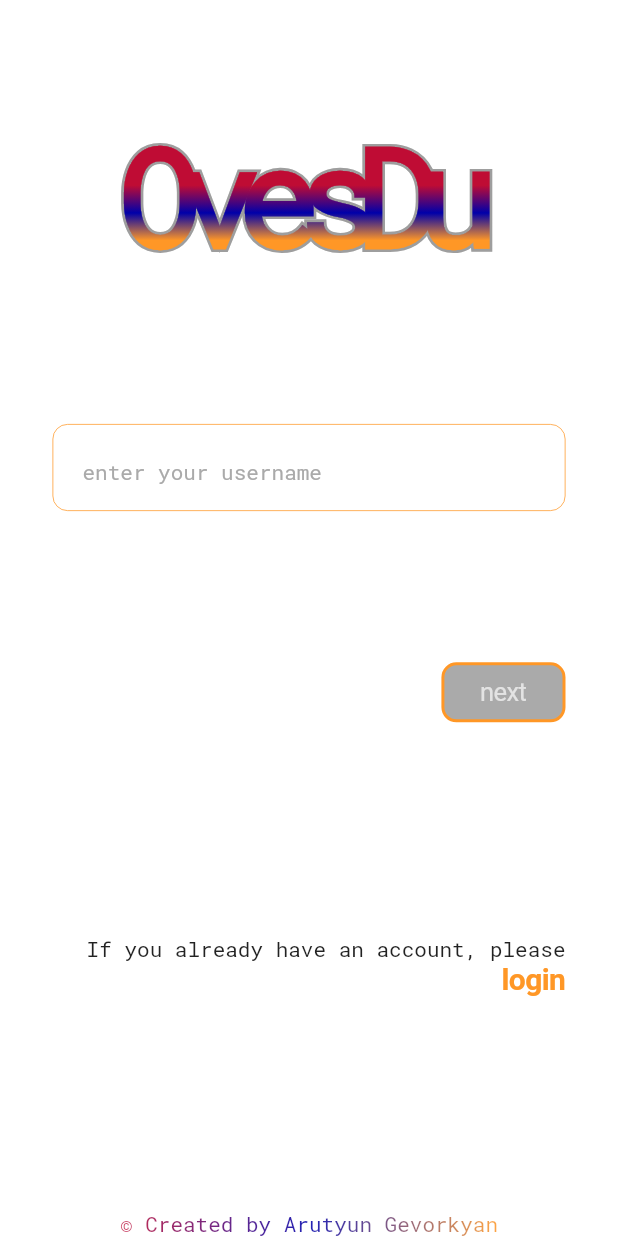
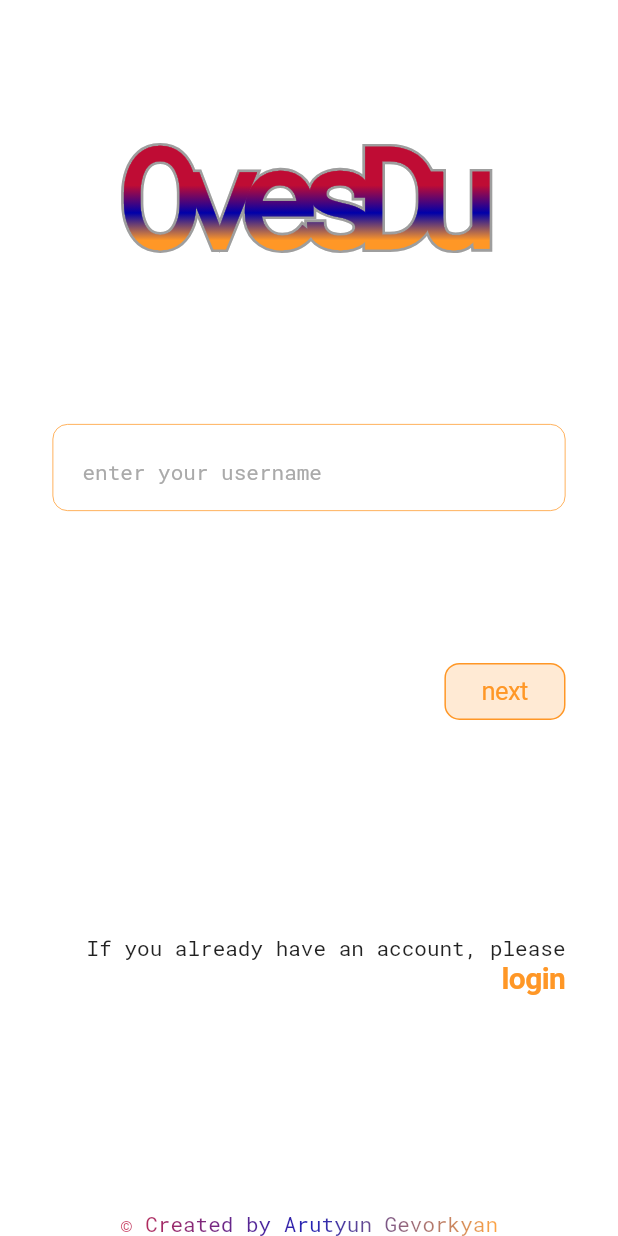
Before and after one commit to arutyun88/ovesdu_mobile, a Flutter app: the screen it shows after launch, on a phone screen of 412 x 824 dp. Run offline on Flutter 3.47's test engine with Material 2 defaults, Android fonts, the phone set to English and light mode, and no system bars; our stand-ins replace flutter_multi_formatter.

Commit message:
ui: auth page: refactoring

```diff
--- a/lib/ui/pages/auth_page.dart
+++ b/lib/ui/pages/auth_page.dart
@@ -1,3 +1,5 @@
+import 'dart:developer';
+
 import 'package:flutter/cupertino.dart';
 import 'package:flutter/material.dart';
 import 'package:ovesdu_mobile/config/app_colors.dart';
@@ -134,24 +136,30 @@ class _AuthPageState extends State<AuthPage> {
                                     borderRadius: BorderRadius.circular(10.0),
                                     border: Border.all(
                                       color: AppColors.orange,
-                                      width: 2.0,
+                                      width: 1.0,
                                     ),
                                     color: enabled
                                         ? AppColors.orange
-                                        : AppColors.unselectedItemColor,
+                                        : AppColors.orange.withOpacity(.2),
                                   ),
                                   padding: const EdgeInsets.symmetric(
                                     horizontal: 24.0,
                                     vertical: 8.0,
                                   ),
-                                  child: const Text(
+                                  child: Text(
                                     'next',
                                     style: TextStyle(
-                                      color: AppColors.buttonTextColor,
+                                      color: enabled
+                                          ? Theme.of(context).backgroundColor
+                                          : AppColors.orange,
                                     ),
                                   ),
                                 ),
-                                onPressed: enabled ? () {} : null,
+                                onPressed: enabled
+                                    ? () {
+                                        log('next button clicked');
+                                      }
+                                    : null,
                               ),
                             ],
                           ),
@@ -189,7 +197,9 @@ class _AuthPageState extends State<AuthPage> {
                                     color: AppColors.orange,
                                   ),
                                 ),
-                                onPressed: () {},
+                                onPressed: () {
+                                  log('login button clicked');
+                                },
                               ),
                             ],
                           ),
--- a/lib/ui/widgets/fields/custom_text_field.dart
+++ b/lib/ui/widgets/fields/custom_text_field.dart
@@ -1,6 +1,5 @@
 import 'package:flutter/material.dart';
 import 'package:flutter_multi_formatter/formatters/masked_input_formatter.dart';
-import 'package:ovesdu_mobile/config/app_colors.dart';
 import 'package:ovesdu_mobile/ui/widgets/fields/text_formatters.dart';
 
 class CustomTextField extends StatelessWidget {
@@ -62,20 +61,23 @@ class CustomTextField extends StatelessWidget {
               hintText: hintText,
               hintStyle: hintStyle,
               focusedBorder: UnderlineInputBorder(
-                borderSide: BorderSide(width: .5, color: hintStyle.color!),
+                borderSide: BorderSide(
+                  width: .5,
+                  color: hintStyle.color!,
+                ),
               ),
               border: const UnderlineInputBorder(borderSide: BorderSide.none),
             ),
           ),
         ),
-        loginFocus.hasFocus
+        controller.text.isNotEmpty
             ? Positioned(
                 top: 0.0,
                 left: 14.0,
                 child: Container(
                   height: 16,
                   padding: const EdgeInsets.symmetric(horizontal: 4.0),
-                  color: AppColors.lightBackground,
+                  color: Theme.of(context).backgroundColor,
                   child: Text(
                     labelText,
                     style: TextStyle(
```
